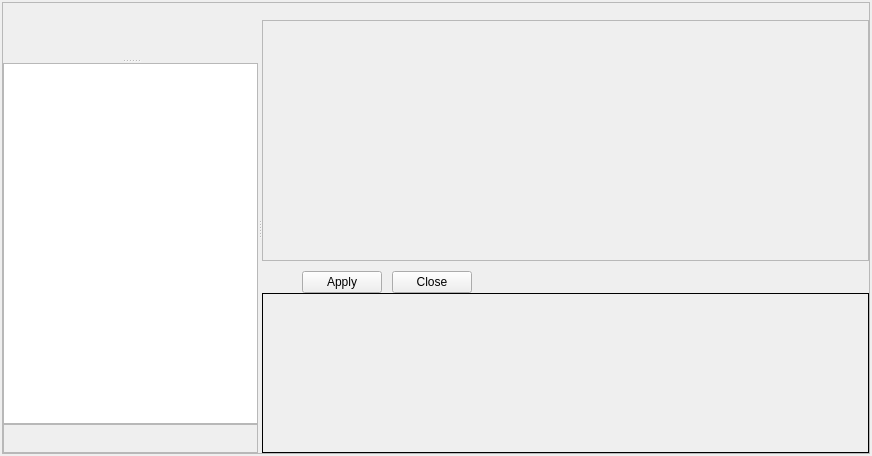
fwbuilder/fwbuilder, file src/gui/projectpanel_q.ui: the form before one commit.
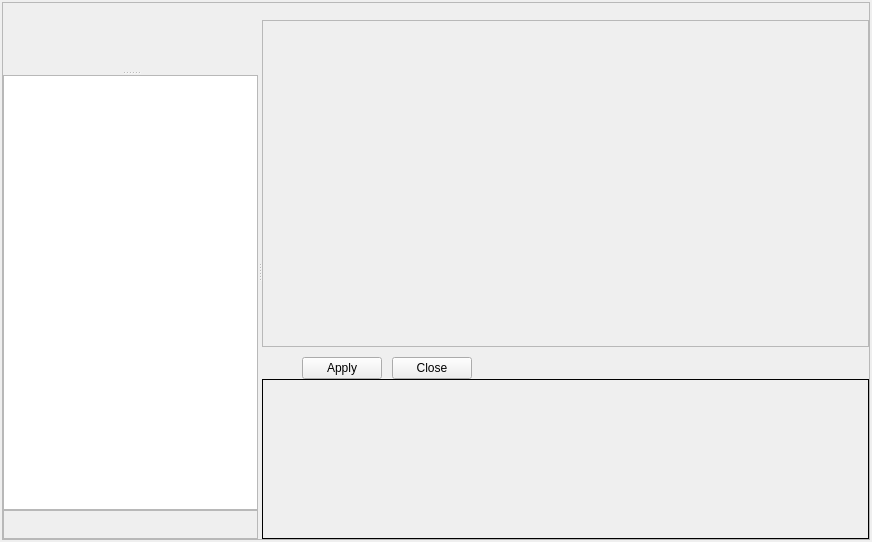
The form after the commit. Icons and pictures are not drawn. Custom widgets are drawn as their Qt base class.

Commit message: resizing and tidying object dialogs

Diff of the .ui file:
```diff
--- a/src/gui/projectpanel_q.ui
+++ b/src/gui/projectpanel_q.ui
@@ -5,8 +5,8 @@
    <rect>
     <x>0</x>
     <y>0</y>
-    <width>627</width>
-    <height>456</height>
+    <width>802</width>
+    <height>542</height>
    </rect>
   </property>
   <property name="windowTitle" >
@@ -305,7 +305,7 @@
           <item row="3" column="0" >
            <widget class="QFrame" name="auxiliaryPanel" >
             <property name="sizePolicy" >
-             <sizepolicy vsizetype="Fixed" hsizetype="Preferred" >
+             <sizepolicy vsizetype="MinimumExpanding" hsizetype="Preferred" >
               <horstretch>0</horstretch>
               <verstretch>0</verstretch>
              </sizepolicy>
@@ -350,11 +350,17 @@
           <item row="2" column="0" >
            <widget class="QFrame" name="objectEditorFrame" >
             <property name="sizePolicy" >
-             <sizepolicy vsizetype="Minimum" hsizetype="Preferred" >
+             <sizepolicy vsizetype="Preferred" hsizetype="Preferred" >
               <horstretch>0</horstretch>
               <verstretch>0</verstretch>
              </sizepolicy>
             </property>
+            <property name="maximumSize" >
+             <size>
+              <width>16777215</width>
+              <height>250</height>
+             </size>
+            </property>
             <property name="frameShape" >
              <enum>QFrame::NoFrame</enum>
             </property>
@@ -383,7 +389,7 @@
              <item row="0" column="0" >
               <widget class="QStackedWidget" name="objectEditorStack" >
                <property name="sizePolicy" >
-                <sizepolicy vsizetype="Minimum" hsizetype="Expanding" >
+                <sizepolicy vsizetype="MinimumExpanding" hsizetype="Expanding" >
                  <horstretch>0</horstretch>
                  <verstretch>0</verstretch>
                 </sizepolicy>
```
The commit also changes 6 other files.
